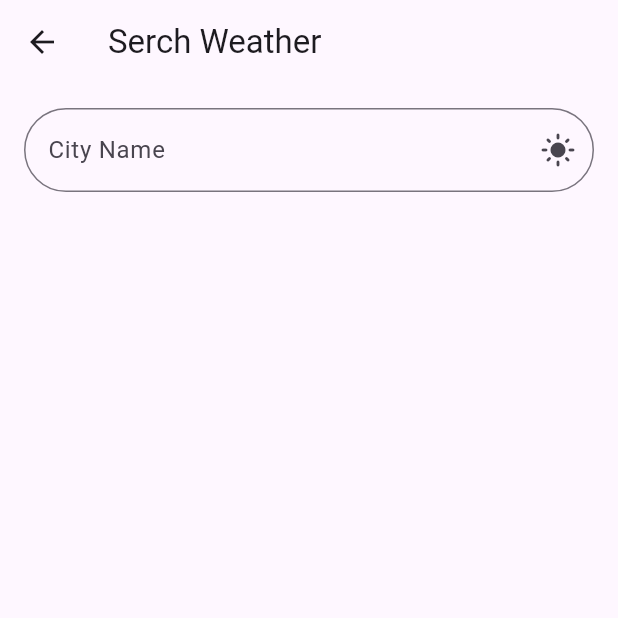
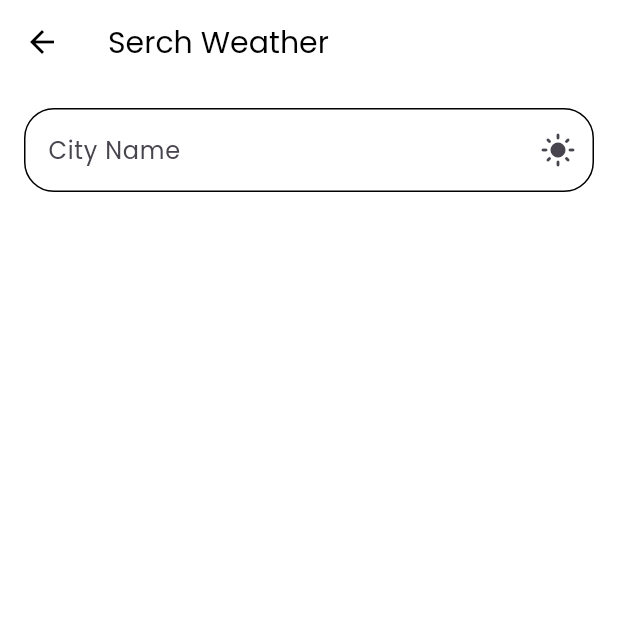
Before and after one commit to dinuka920/WEATHER_APP-APP_10, a Flutter app: the SearchWeatherPage screen opened directly, on a phone screen of 412 x 824 dp, the top half of it. Run offline on Flutter 3.47's test engine with Material 3 defaults, Android fonts, the phone set to English and light mode, and no system bars; our stand-ins replace flutter_dotenv, geocoding, geolocator, google_fonts, lottie, shared_preferences; accounts and stored records are empty; network calls fail.

Commit message:
Light Mode and Dark Mode useing provider and shared prefereceses

```diff
--- /dev/null
+++ b/lib/utils/themes.dart
@@ -0,0 +1,75 @@
+import 'package:flutter/material.dart';
+import 'package:google_fonts/google_fonts.dart';
+
+class ThemeModeData {
+  // Light Mode
+  final ThemeData lightMode = ThemeData(
+    brightness: Brightness.light,
+    fontFamily: GoogleFonts.poppins().fontFamily,
+    primarySwatch: Colors.blue,
+    appBarTheme: AppBarTheme(
+      backgroundColor: Colors.white,
+      titleTextStyle: TextStyle(
+        color: Colors.black,
+        fontFamily: GoogleFonts.poppins().fontFamily,
+        fontSize: 20,
+      ),
+      iconTheme: const IconThemeData(color: Colors.black),
+    ),
+    inputDecorationTheme: InputDecorationTheme(
+      border: OutlineInputBorder(
+        borderRadius: BorderRadius.circular(20),
+        borderSide: BorderSide(color: Colors.black),
+      ),
+      focusedBorder: OutlineInputBorder(
+        borderRadius: BorderRadius.circular(20),
+        borderSide: BorderSide(color: Colors.black),
+      ),
+      enabledBorder: OutlineInputBorder(
+        borderRadius: BorderRadius.circular(20),
+        borderSide: BorderSide(color: Colors.black),
+      ),
+    ),
+    scaffoldBackgroundColor: Colors.white,
+  );
+
+  // Dark Mode
+
+  final ThemeData darkMode = ThemeData(
+    brightness: Brightness.dark,
+    fontFamily: GoogleFonts.poppins().fontFamily,
+    primarySwatch: Colors.blue,
+    appBarTheme: AppBarTheme(
+        backgroundColor: Color.fromARGB(255, 21, 21, 21),
+        titleTextStyle: TextStyle(
+            color: Colors.white,
+            fontFamily: GoogleFonts.poppins().fontFamily,
+            fontSize: 20,
+        ),
+        iconTheme: IconThemeData(
+            color: Colors.white,
+        ),
+    ),
+    inputDecorationTheme: InputDecorationTheme(
+        border: OutlineInputBorder(
+            borderRadius: BorderRadius.circular(20),
+            borderSide: BorderSide(
+                color: Colors.white,
+            )
+        ),
+        focusedBorder: OutlineInputBorder(
+            borderRadius: BorderRadius.circular(20),
+            borderSide: BorderSide(
+                color: Colors.white,
+            )
+        ),
+        enabledBorder: OutlineInputBorder(
+            borderRadius: BorderRadius.circular(20),
+            borderSide: BorderSide(
+                color: Colors.white,
+            )
+        ),
+    ),
+    scaffoldBackgroundColor: Color.fromARGB(255, 21, 21, 21),
+  );
+}
```
Also changed, not shown: lib/Provider/theme_provider.dart (added, +40 -0 lines), lib/main.dart (+9 -4 lines), lib/pages/home_page.dart (+17 -1 lines), lib/services/theme_persistence.dart (added, +17 -0 lines), pubspec.lock.
